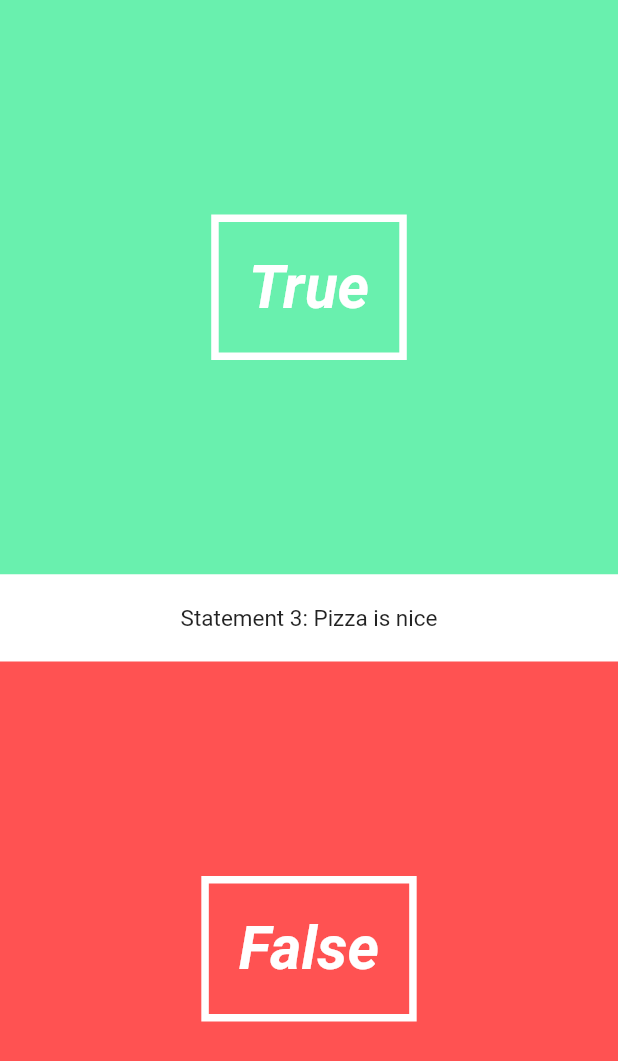
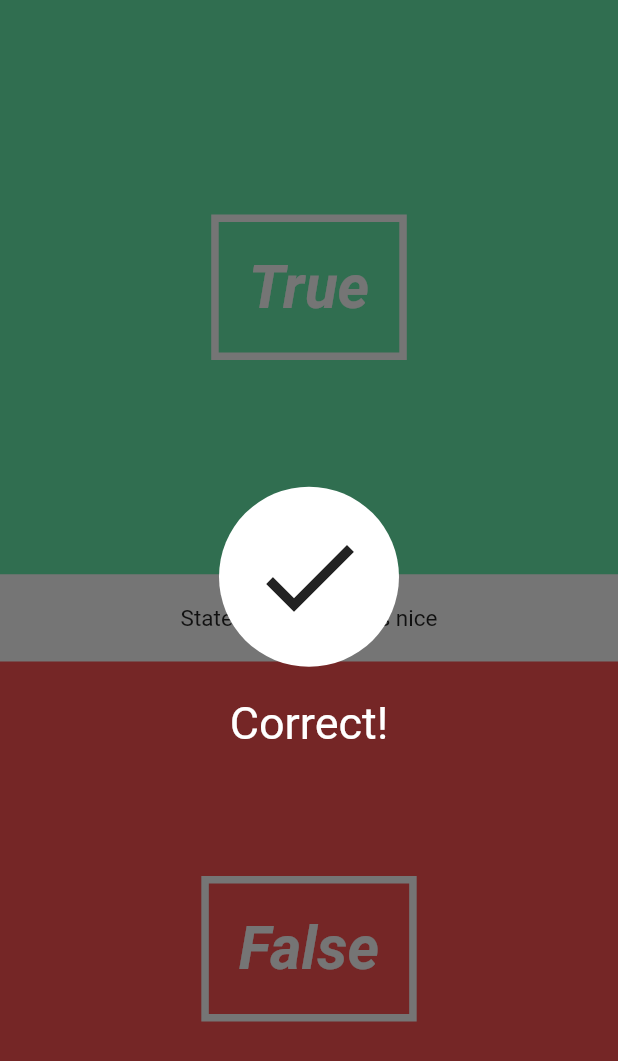
Before and after one commit to kautukkundan/Quiz-App, a Flutter app: the screen it shows after launch, on a phone screen of 412 x 824 dp. Shown: the top 1061 px of the screen. Run offline on Flutter 3.47's test engine with Material 2 defaults, Android fonts, the phone set to English and light mode, and no system bars.

Commit message:
added correct/wrong overlay

```diff
--- /dev/null
+++ b/lib/UI/correct_wrong_overlay.dart
@@ -0,0 +1,40 @@
+import 'package:flutter/material.dart';
+
+class CorrectWrongOverlay extends StatefulWidget {
+
+  final bool _isCorrect;
+
+  CorrectWrongOverlay(this._isCorrect);
+
+  @override
+  State createState() => new CorrectWrongOverlayState();
+}
+
+class CorrectWrongOverlayState extends State<CorrectWrongOverlay> {
+  @override
+  Widget build(BuildContext context) {
+    return new Material(
+      color: Colors.black54,
+      child: new InkWell(
+        onTap: ()=> print("You tapped the overlay"),
+        child: new Column(
+          mainAxisAlignment: MainAxisAlignment.center,
+          children: <Widget>[
+            new Container(
+              padding: new EdgeInsets.all(20.0),
+              decoration: new BoxDecoration(
+                color: Colors.white,
+                shape: BoxShape.circle,
+              ),
+              child: new Icon(widget._isCorrect == true ? Icons.done : Icons.clear, size: 80.0,),
+            ),
+            new Padding(
+              padding: new EdgeInsets.only(bottom: 20.0),
+            ),
+            new Text(widget._isCorrect == true ? "Correct!" : "Wrong" , style: new TextStyle(color: Colors.white, fontSize: 30.0),)
+          ],
+        ),
+      ),
+    );
+  }
+}
--- a/lib/pages/quiz_page.dart
+++ b/lib/pages/quiz_page.dart
@@ -4,6 +4,7 @@ import '../utils/question.dart';
 import '../utils/quiz.dart';
 import '../UI/answer_button.dart';
 import '../UI/question_text.dart';
+import '../UI/correct_wrong_overlay.dart';
 
 class QuizPage extends StatefulWidget {
   @override
@@ -14,6 +15,7 @@ class QuizPageState extends State<QuizPage> {
   @override
   Widget build(BuildContext context){
     return new Stack(
+      fit: StackFit.expand,
       children: <Widget>[
         new Column(
           //This is our main page
@@ -22,7 +24,8 @@ class QuizPageState extends State<QuizPage> {
             new QuestionText("Pizza is nice", 3),
             new AnswerButton(false, () => print("You Answered False"))
           ],
-        )
+        ),
+        new CorrectWrongOverlay(true)
       ],
     );
   }
```
